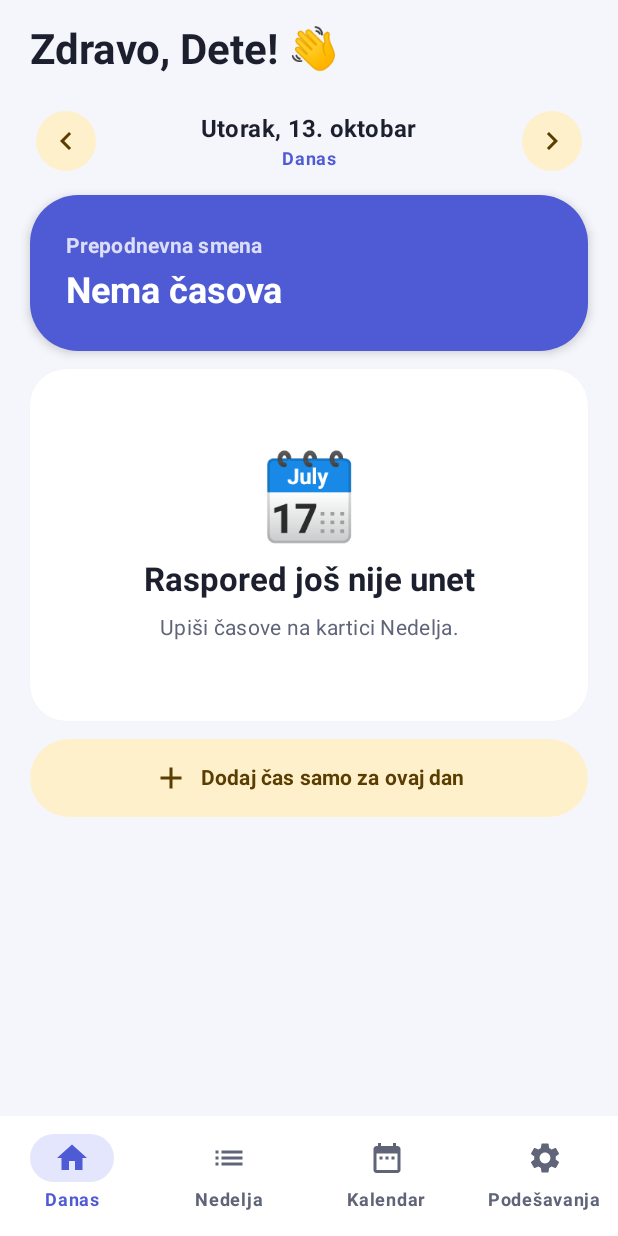
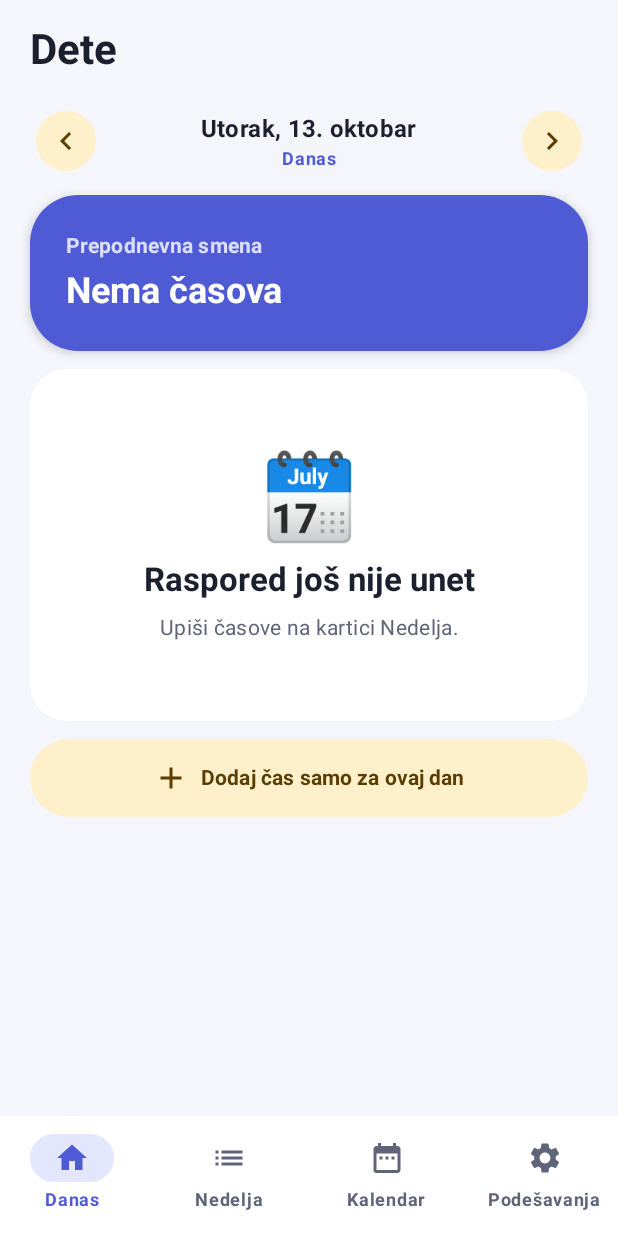
Before and after one commit to mcbane23/raspored-casova, an Android app built with Jetpack Compose: the screen it shows after launch (MainActivity), on a phone screen of 412 x 824 dp. Run offline under Robolectric (Android 15) with nearby library versions, the phone set to English and light mode, and no system bars.

Commit message:
Show the child's name instead of a greeting on the Today tab
The app is used by parents too, so the header shows just the child's name.

Co-Authored-By: Claude Opus 5.5 (1M context) <noreply@anthropic.com>
Claude-Session: https://claude.ai/code/session_015gsME7xJCnqfcUowTLruXg

```diff
--- a/app/src/main/java/com/bane23/classschedule/ui/TodayScreen.kt
+++ b/app/src/main/java/com/bane23/classschedule/ui/TodayScreen.kt
@@ -85,7 +85,7 @@ fun TodayScreen(
     ) {
         item {
             ScreenHeader(
-                title = if (child.name.isBlank()) "Zdravo! 👋" else "Zdravo, ${child.name}! 👋",
+                title = child.name.ifBlank { "Raspored časova" },
                 subtitle = child.school.ifBlank { null },
             )
         }
```
